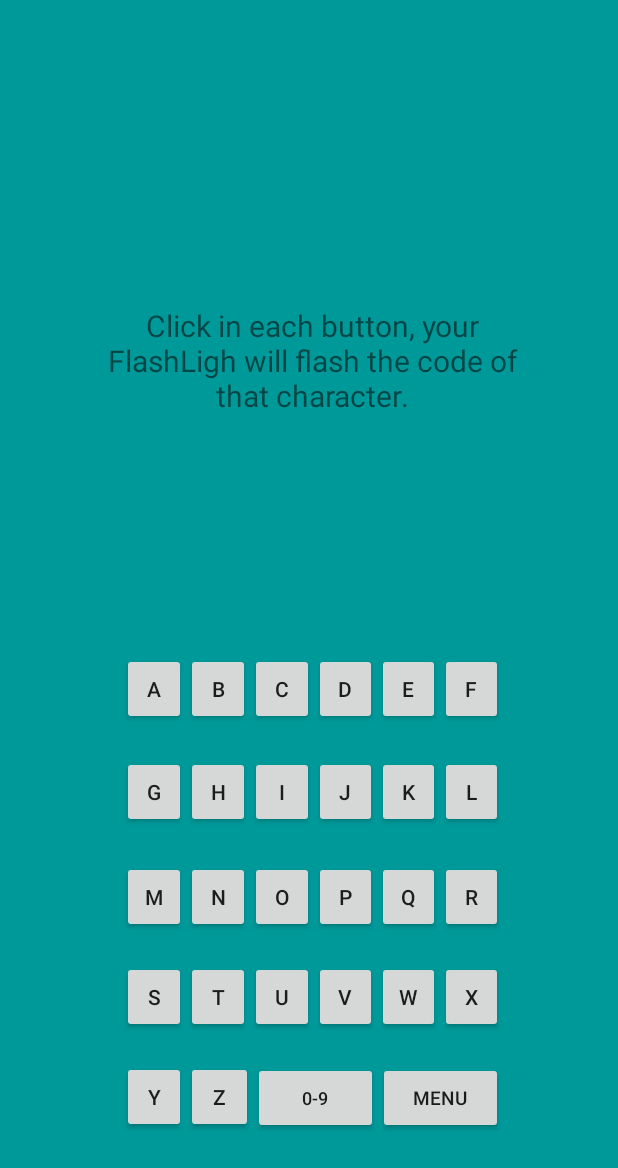
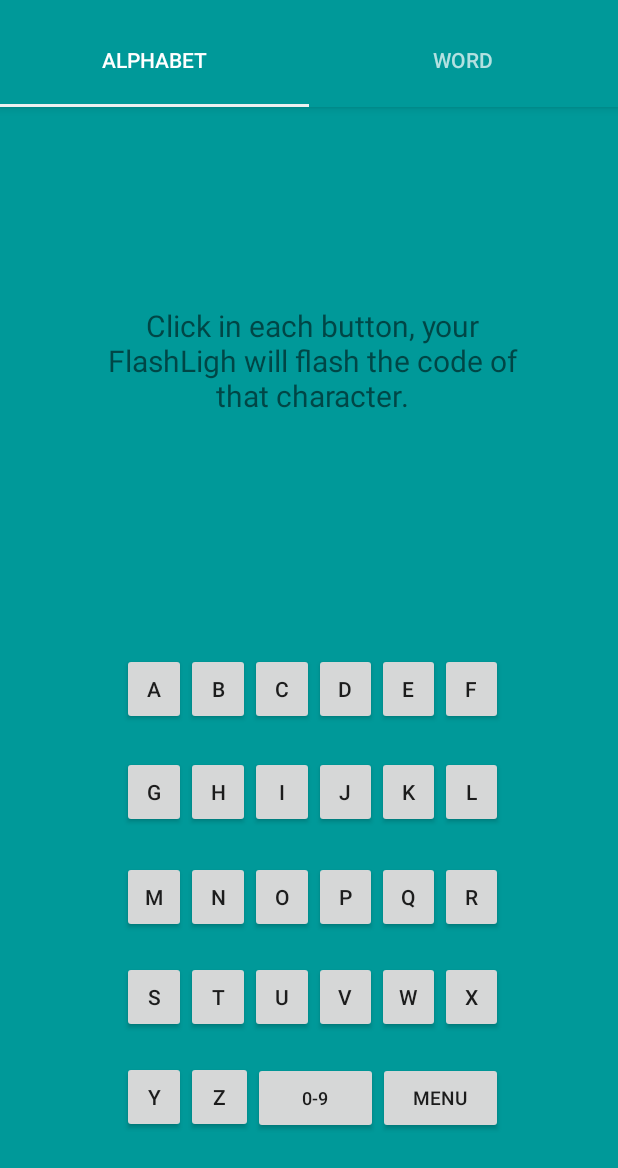
Before and after one commit to RoderickOxen/SecretLight-Android, an Android app: the LibraryFrag screen opened directly, with no data from a screen before it, after a tap on an icon or button, on a phone screen of 412 x 824 dp. Shown: the top 1168 px of the screen. Run offline under Robolectric (Android 15) with nearby library versions, the phone set to English and light mode, and no system bars; Roboto replaces fonts that are not available here; 4 statements that could not run were skipped.

Commit message:
Second Commit

```diff
--- a/app/build.gradle
+++ b/app/build.gradle
@@ -31,4 +31,6 @@ dependencies {
     testImplementation 'junit:junit:4.12'
     androidTestImplementation 'androidx.test.ext:junit:1.1.1'
     androidTestImplementation 'androidx.test.espresso:espresso-core:3.2.0'
+    implementation "com.google.android.material:material:1.1.0"
+
 }
--- a/app/src/main/java/com/oxen/morsecode/LibraryAlphabetActivity.java
+++ b/app/src/main/java/com/oxen/morsecode/LibraryFrag.java
@@ -7,18 +7,22 @@ import android.hardware.camera2.CameraAccessException;
 import android.hardware.camera2.CameraManager;
 import android.os.Bundle;
 import android.util.Log;
+import android.view.LayoutInflater;
 import android.view.View;
+import android.view.ViewGroup;
 import android.view.Window;
 import android.widget.Button;
 import android.widget.TextView;
-import android.widget.Toast;
 
-import java.util.ArrayList;
+import java.util.Collections;
+import java.util.Map;
+import java.util.TreeMap;
 
-import androidx.appcompat.app.AppCompatActivity;
+import androidx.annotation.NonNull;
+import androidx.annotation.Nullable;
+import androidx.fragment.app.Fragment;
 
-public class LibraryAlphabetActivity extends AppCompatActivity {
-
+public class LibraryFrag extends Fragment {
     private Button backButton;
     private Button a,b,c,d,e,f,g,h,i,j,k,l,m,n,o,p,q,r,s,t,u,v,w,x,y,z, numbers, punct;
     private TextView txtView;
@@ -26,54 +30,47 @@ public class LibraryAlphabetActivity extends AppCompatActivity {
     private boolean flashLightStatus = false;
     boolean hasCameraFlash;
     private String mCameraId;
+    private View view;
+
+    @Nullable
+    @Override
+    public View onCreateView(@NonNull LayoutInflater inflater, @Nullable ViewGroup container, @Nullable Bundle savedInstanceState) {
+
+        view = inflater.inflate(R.layout.activity_library_alphabet, container, false);
+        addListenerOnButton();
+        txtView = (TextView)view.findViewById(R.id.editText3);
+        txtView.setClickable(false);
+
+        hasCameraFlash = getContext().getPackageManager().
+                hasSystemFeature(PackageManager.FEATURE_CAMERA_FLASH);
 
 
+        return view;
+    }
 
 
-    @Override
-    protected void onCreate(Bundle savedInstanceState) {
-        super.onCreate(savedInstanceState);
-        this.requestWindowFeature(Window.FEATURE_NO_TITLE);
-        setContentView(R.layout.activity_library_alphabet);
-
-        addListenerOnButton();
-        txtView = (TextView)findViewById(R.id.editText3);
-        txtView.setClickable(false);
-
-        hasCameraFlash = getPackageManager().
-                hasSystemFeature(PackageManager.FEATURE_CAMERA_FLASH);
-
+    public LibraryFrag() {
     }
 
     private void addListenerOnButton() {
-        backButton = (Button) findViewById(R.id.buttonMenu2);
+        backButton = (Button) view.findViewById(R.id.buttonMenu2);
 
         backButton.setOnClickListener(new View.OnClickListener() {
             @Override
             public void onClick(View v) {
-                startActivity(new Intent(LibraryAlphabetActivity.this, MainActivity.class));
+                startActivity(new Intent(getContext(), MainActivity.class));
 
             }
         });
 
-        numbers = (Button) findViewById(R.id.buttonNumbers);
-        numbers.setOnClickListener(new View.OnClickListener() {
-            @Override
-            public void onClick(View v) {
-                startActivity(new Intent(LibraryAlphabetActivity.this, LibraryNumbersActivity.class));
-
-            }
-        });
-
-
-        a = (Button) findViewById(R.id.buttonA);
+        a = (Button) view.findViewById(R.id.buttonA);
         a.setOnClickListener(new View.OnClickListener() {
             @Override
             public void onClick(View v) {
                 generateChar(getResources().getStringArray(R.array.alphabet)[0]);
             }
         });
-        b = (Button) findViewById(R.id.buttonB);
+        b = (Button) view.findViewById(R.id.buttonB);
         b.setOnClickListener(new View.OnClickListener() {
             @Override
             public void onClick(View v) {
@@ -81,7 +78,7 @@ public class LibraryAlphabetActivity extends AppCompatActivity {
             }
         });
 
-        c = (Button) findViewById(R.id.buttonC);
+        c = (Button) view.findViewById(R.id.buttonC);
         c.setOnClickListener(new View.OnClickListener() {
             @Override
             public void onClick(View v) {
@@ -89,7 +86,7 @@ public class LibraryAlphabetActivity extends AppCompatActivity {
 
             }
         });
-        d = (Button) findViewById(R.id.buttonD);
+        d = (Button) view.findViewById(R.id.buttonD);
         d.setOnClickListener(new View.OnClickListener() {
             @Override
             public void onClick(View v) {
@@ -97,7 +94,7 @@ public class LibraryAlphabetActivity extends AppCompatActivity {
 
             }
         });
-        e = (Button) findViewById(R.id.buttonE);
+        e = (Button) view.findViewById(R.id.buttonE);
         e.setOnClickListener(new View.OnClickListener() {
             @Override
             public void onClick(View v) {
@@ -105,7 +102,7 @@ public class LibraryAlphabetActivity extends AppCompatActivity {
 
             }
         });
-        f = (Button) findViewById(R.id.buttonF);
+        f = (Button) view.findViewById(R.id.buttonF);
         f.setOnClickListener(new View.OnClickListener() {
             @Override
             public void onClick(View v) {
@@ -113,7 +110,7 @@ public class LibraryAlphabetActivity extends AppCompatActivity {
 
             }
         });
-        g = (Button) findViewById(R.id.buttonG);
+        g = (Button) view.findViewById(R.id.buttonG);
         g.setOnClickListener(new View.OnClickListener() {
             @Override
             public void onClick(View v) {
@@ -121,7 +118,7 @@ public class LibraryAlphabetActivity extends AppCompatActivity {
 
             }
         });
-        h = (Button) findViewById(R.id.buttonH);
+        h = (Button) view.findViewById(R.id.buttonH);
         h.setOnClickListener(new View.OnClickListener() {
             @Override
             public void onClick(View v) {
@@ -129,7 +126,7 @@ public class LibraryAlphabetActivity extends AppCompatActivity {
 
             }
         });
-        i = (Button) findViewById(R.id.buttonI);
+        i = (Button) view.findViewById(R.id.buttonI);
         i.setOnClickListener(new View.OnClickListener() {
             @Override
             public void onClick(View v) {
@@ -137,7 +134,7 @@ public class LibraryAlphabetActivity extends AppCompatActivity {
 
             }
         });
-        j = (Button) findViewById(R.id.buttonJ);
+        j = (Button) view.findViewById(R.id.buttonJ);
         j.setOnClickListener(new View.OnClickListener() {
             @Override
             public void onClick(View v) {
@@ -145,7 +142,7 @@ public class LibraryAlphabetActivity extends AppCompatActivity {
 
             }
         });
-        k = (Button) findViewById(R.id.buttonK);
+        k = (Button) view.findViewById(R.id.buttonK);
         k.setOnClickListener(new View.OnClickListener() {
             @Override
             public void onClick(View v) {
@@ -153,7 +150,7 @@ public class LibraryAlphabetActivity extends AppCompatActivity {
 
             }
         });
-        l = (Button) findViewById(R.id.buttonL);
+        l = (Button) view.findViewById(R.id.buttonL);
         l.setOnClickListener(new View.OnClickListener() {
             @Override
             public void onClick(View v) {
@@ -161,7 +158,7 @@ public class LibraryAlphabetActivity extends AppCompatActivity {
 
             }
         });
-        m = (Button) findViewById(R.id.buttonM);
+        m = (Button) view.findViewById(R.id.buttonM);
         m.setOnClickListener(new View.OnClickListener() {
             @Override
             public void onClick(View v) {
@@ -169,7 +166,7 @@ public class LibraryAlphabetActivity extends AppCompatActivity {
 
             }
         });
-        n = (Button) findViewById(R.id.buttonN);
+        n = (Button) view.findViewById(R.id.buttonN);
         n.setOnClickListener(new View.OnClickListener() {
             @Override
             public void onClick(View v) {
@@ -177,7 +174,7 @@ public class LibraryAlphabetActivity extends AppCompatActivity {
 
             }
         });
-        o = (Button) findViewById(R.id.buttonO);
+        o = (Button) view.findViewById(R.id.buttonO);
         o.setOnClickListener(new View.OnClickListener() {
             @Override
             public void onClick(View v) {
@@ -185,7 +182,7 @@ public class LibraryAlphabetActivity extends AppCompatActivity {
 
             }
         });
-        p = (Button) findViewById(R.id.buttonP);
+        p = (Button) view.findViewById(R.id.buttonP);
         p.setOnClickListener(new View.OnClickListener() {
             @Override
             public void onClick(View v) {
@@ -193,7 +190,7 @@ public class LibraryAlphabetActivity extends AppCompatActivity {
 
             }
         });
-        q = (Button) findViewById(R.id.buttonQ);
+        q = (Button) view.findViewById(R.id.buttonQ);
         q.setOnClickListener(new View.OnClickListener() {
             @Override
             public void onClick(View v) {
@@ -201,7 +198,7 @@ public class LibraryAlphabetActivity extends AppCompatActivity {
 
             }
         });
-        r = (Button) findViewById(R.id.buttonR);
+        r = (Button) view.findViewById(R.id.buttonR);
         r.setOnClickListener(new View.OnClickListener() {
             @Override
             public void onClick(View v) {
@@ -209,7 +206,7 @@ public class LibraryAlphabetActivity extends AppCompatActivity {
 
             }
         });
-        s = (Button) findViewById(R.id.buttonS);
+        s = (Button) view.findViewById(R.id.buttonS);
         s.setOnClickListener(new View.OnClickListener() {
             @Override
             public void onClick(View v) {
@@ -217,7 +214,7 @@ public class LibraryAlphabetActivity extends AppCompatActivity {
 
             }
         });
-        t = (Button) findViewById(R.id.buttonT);
+        t = (Button) view.findViewById(R.id.buttonT);
         t.setOnClickListener(new View.OnClickListener() {
             @Override
             public void onClick(View v) {
@@ -225,7 +222,7 @@ public class LibraryAlphabetActivity extends AppCompatActivity {
 
             }
         });
-        u = (Button) findViewById(R.id.buttonU);
+        u = (Button) view.findViewById(R.id.buttonU);
         u.setOnClickListener(new View.OnClickListener() {
             @Override
             public void onClick(View v) {
@@ -233,7 +230,7 @@ public class LibraryAlphabetActivity extends AppCompatActivity {
 
             }
         });
-        v = (Button) findViewById(R.id.buttonV);
+        v = (Button) view.findViewById(R.id.buttonV);
         v.setOnClickListener(new View.OnClickListener() {
             @Override
             public void onClick(View v) {
@@ -241,7 +238,7 @@ public class LibraryAlphabetActivity extends AppCompatActivity {
 
             }
         });
-        w = (Button) findViewById(R.id.buttonW);
+        w = (Button) view.findViewById(R.id.buttonW);
         w.setOnClickListener(new View.OnClickListener() {
             @Override
             public void onClick(View v) {
@@ -249,7 +246,7 @@ public class LibraryAlphabetActivity extends AppCompatActivity {
 
             }
         });
-        x = (Button) findViewById(R.id.buttonX);
+        x = (Button) view.findViewById(R.id.buttonX);
         x.setOnClickListener(new View.OnClickListener() {
             @Override
             public void onClick(View v) {
@@ -257,7 +254,7 @@ public class LibraryAlphabetActivity extends AppCompatActivity {
 
             }
         });
-        y = (Button) findViewById(R.id.buttonY);
+        y = (Button) view.findViewById(R.id.buttonY);
         y.setOnClickListener(new View.OnClickListener() {
             @Override
             public void onClick(View v) {
@@ -265,7 +262,7 @@ public class LibraryAlphabetActivity extends AppCompatActivity {
 
             }
         });
-        z = (Button) findViewById(R.id.buttonZ);
+        z = (Button) view.findViewById(R.id.buttonZ);
         z.setOnClickListener(new View.OnClickListener() {
             @Override
             public void onClick(View v) {
@@ -289,7 +286,7 @@ public class LibraryAlphabetActivity extends AppCompatActivity {
     }
 
     public void typeBlink(int type){
-        CameraManager cameraManager = (CameraManager) getSystemService(Context.CAMERA_SERVICE);
+        CameraManager cameraManager = (CameraManager) getContext().getSystemService(Context.CAMERA_SERVICE);
         String word = "01";
 
         long blinkdelay = 0;
@@ -297,7 +294,7 @@ public class LibraryAlphabetActivity extends AppCompatActivity {
             blinkdelay = 250;
         }
         else{
-            blinkdelay = 500;
+            blinkdelay = 900;
         }
 
         for(int i=0;i<word.length();i++){
@@ -317,4 +314,5 @@ public class LibraryAlphabetActivity extends AppCompatActivity {
         }
     }
 
+
 }
--- a/app/src/main/java/com/oxen/morsecode/LibraryNumbersActivity.java
+++ b/app/src/main/java/com/oxen/morsecode/LibraryNumbersActivity.java
@@ -70,7 +70,7 @@ public class LibraryNumbersActivity extends AppCompatActivity {
                 break;
 
             case R.id.buttonAandZ:
-                startActivity(new Intent(LibraryNumbersActivity.this, LibraryAlphabetActivity.class));
+                startActivity(new Intent(LibraryNumbersActivity.this, MainActivity.class));
                 break;
 
             case R.id.buttonMenu:
--- a/app/src/main/java/com/oxen/morsecode/MainActivity.java
+++ b/app/src/main/java/com/oxen/morsecode/MainActivity.java
@@ -57,7 +57,7 @@ public class MainActivity extends AppCompatActivity {
                     imageFlashlight.setEnabled(true);
 
                     //creates the application
-                    startActivity(new Intent(MainActivity.this, LibraryAlphabetActivity.class));
+                    startActivity(new Intent(MainActivity.this, ToolBarActivity.class));
                 } else {
                     Toast.makeText(MainActivity.this, "Permission Denied for the Camera", Toast.LENGTH_SHORT).show();
                 }
--- /dev/null
+++ b/app/src/main/java/com/oxen/morsecode/SectionsPagerAdapter.java
@@ -0,0 +1,41 @@
+package com.oxen.morsecode;
+
+import java.util.ArrayList;
+import java.util.List;
+
+import androidx.annotation.Nullable;
+import androidx.fragment.app.Fragment;
+import androidx.fragment.app.FragmentManager;
+import androidx.fragment.app.FragmentPagerAdapter;
+
+class SectionsPagerAdapter extends FragmentPagerAdapter {
+    private List<Fragment> mFragmentList =  new ArrayList<>();
+    private List<String> mFragmentTitlList =  new ArrayList<>();
+
+    public void addFragment(Fragment fragment, String title){
+        mFragmentList.add(fragment);
+        mFragmentTitlList.add(title);
+
+    }
+
+
+    public SectionsPagerAdapter(FragmentManager fm) {
+        super(fm);
+    }
+
+    @Nullable
+    @Override
+    public CharSequence getPageTitle(int position) {
+        return mFragmentTitlList.get(position);
+    }
+
+    @Override
+    public Fragment getItem(int position) {
+        return mFragmentList.get(position);
+    }
+
+    @Override
+    public int getCount() {
+        return mFragmentList.size();
+    }
+}
--- /dev/null
+++ b/app/src/main/java/com/oxen/morsecode/ToolBarActivity.java
@@ -0,0 +1,46 @@
+package com.oxen.morsecode;
+
+import android.app.ProgressDialog;
+import android.os.Bundle;
+import android.util.Log;
+import com.google.android.material.tabs.TabLayout;
+import java.util.Map;
+import java.util.TreeMap;
+
+import androidx.annotation.NonNull;
+import androidx.appcompat.app.AppCompatActivity;
+import androidx.viewpager.widget.ViewPager;
+
+public class ToolBarActivity extends AppCompatActivity {
+
+    private SectionsPagerAdapter mSectionsPagerAdapter;
+    private ViewPager mViewPager;
+    private Map<Integer, String> top_normal = new TreeMap<>();
+    private Map<Integer, String> top_hard = new TreeMap<>();
+    private ProgressDialog dialog;
+
+
+
+    @Override
+    protected void onCreate(Bundle savedInstanceState) {
+        super.onCreate(savedInstanceState);
+        setContentView(R.layout.activity_top_bar);
+        setup();
+    }
+
+    private void setup() {
+        mSectionsPagerAdapter=  new SectionsPagerAdapter(getSupportFragmentManager());
+        mViewPager = (ViewPager) findViewById(R.id.container);
+        setmViewPager(mViewPager);
+        TabLayout tabLayout = (TabLayout) findViewById(R.id.tabs);
+        tabLayout.setupWithViewPager(mViewPager );
+    }
+
+    public void setmViewPager(ViewPager mViewPager) {
+        SectionsPagerAdapter adapter = new SectionsPagerAdapter(getSupportFragmentManager());
+        adapter.addFragment(new LibraryFrag(), "Alphabet");
+        adapter.addFragment(new LibraryFrag(), "Word");
+        mViewPager.setAdapter(adapter);
+
+    }
+}
--- /dev/null
+++ b/app/src/main/java/com/oxen/morsecode/WordFrag.java
@@ -0,0 +1,4 @@
+package com.oxen.morsecode;
+
+public class WordFrag {
+}
--- /dev/null
+++ b/app/src/main/res/layout/activity_top_bar.xml
@@ -0,0 +1,49 @@
+<?xml version="1.0" encoding="utf-8"?>
+<androidx.constraintlayout.widget.ConstraintLayout
+    xmlns:android="http://schemas.android.com/apk/res/android"
+    xmlns:app="http://schemas.android.com/apk/res-auto"
+    xmlns:tools="http://schemas.android.com/tools"
+    android:id="@+id/main_content"
+    android:layout_width="match_parent"
+    android:layout_height="match_parent"
+    android:fitsSystemWindows="true"
+    tools:context=".ToolBarActivity">
+
+    <com.google.android.material.appbar.AppBarLayout
+        android:id="@+id/appbar"
+        android:layout_width="match_parent"
+        android:layout_height="wrap_content"
+        android:paddingTop="@dimen/appbar_padding_top"
+        android:theme="@style/AppTheme.NoActionBar.AppBarOverlay">
+
+        <com.google.android.material.tabs.TabLayout
+            android:id="@+id/tabs"
+            android:layout_width="match_parent"
+            android:layout_height="63dp">
+
+            <com.google.android.material.tabs.TabItem
+                android:id="@+id/tabItem"
+                android:layout_width="wrap_content"
+                android:layout_height="wrap_content"
+                android:text="Normal" />
+
+            <com.google.android.material.tabs.TabItem
+                android:id="@+id/tabItem2"
+                android:layout_width="wrap_content"
+                android:layout_height="wrap_content"
+                android:text="Hard" />
+
+        </com.google.android.material.tabs.TabLayout>
+    </com.google.android.material.appbar.AppBarLayout>
+
+    <androidx.viewpager.widget.ViewPager
+        android:id="@+id/container"
+        android:layout_width="match_parent"
+        android:layout_height="match_parent"
+        app:layout_behavior="@string/appbar_scrolling_view_behavior"
+        app:layout_constraintBottom_toBottomOf="parent"
+        app:layout_constraintEnd_toEndOf="parent"
+        app:layout_constraintStart_toStartOf="parent"
+        app:layout_constraintTop_toTopOf="parent" />
+
+</androidx.constraintlayout.widget.ConstraintLayout>
--- /dev/null
+++ b/app/src/main/res/values/dimens.xml
@@ -0,0 +1,7 @@
+<resources>
+    <dimen name="fab_margin">16dp</dimen>
+    <!-- Default screen margins, per the Android Design guidelines. -->
+    <dimen name="activity_horizontal_margin">16dp</dimen>
+    <dimen name="activity_vertical_margin">16dp</dimen>
+    <dimen name="appbar_padding_top">8dp</dimen>
+</resources>
--- a/app/src/main/res/values/styles.xml
+++ b/app/src/main/res/values/styles.xml
@@ -22,4 +22,7 @@
         <item name="windowNoTitle">true</item>
     </style>
 
+    <style name="AppTheme.NoActionBar.AppBarOverlay" parent="ThemeOverlay.AppCompat.Dark.ActionBar" />
+
+
 </resources>
```
Also changed, not shown: app/src/main/AndroidManifest.xml (+5 -3 lines).
